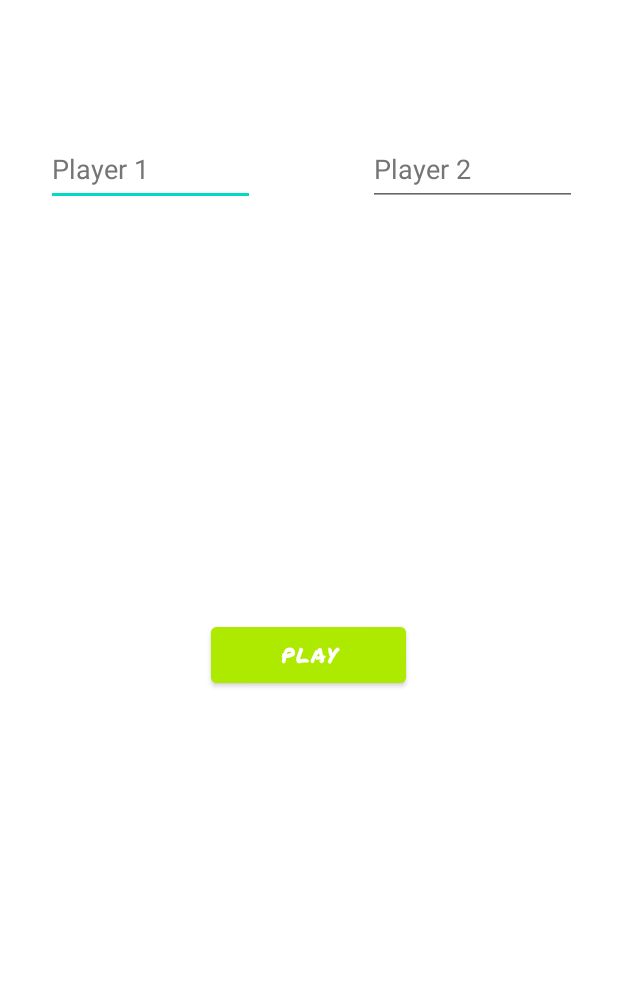
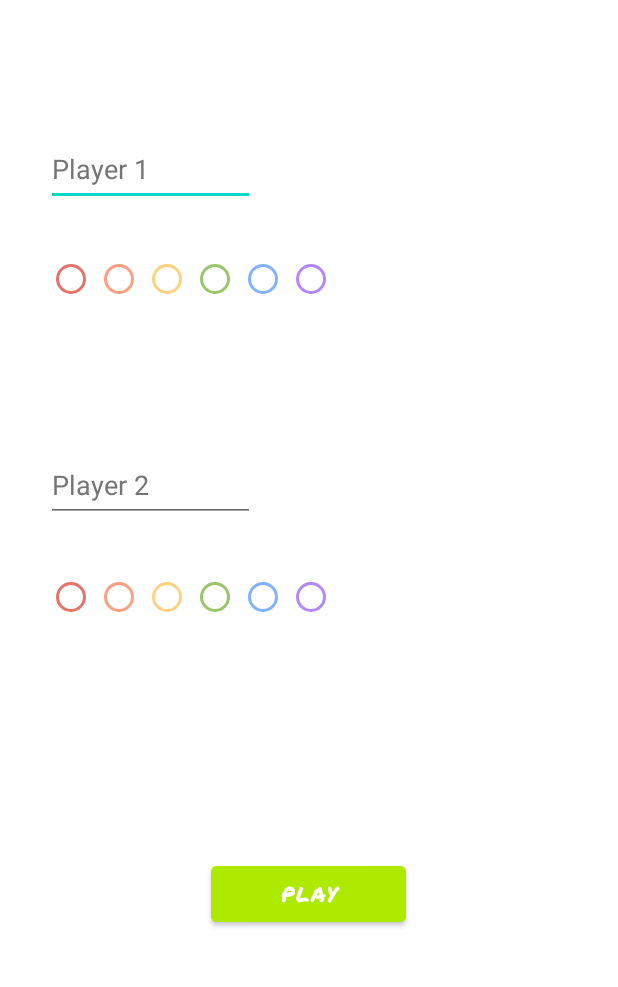
Before and after one commit to 475Group/Box-Battle, an Android app: the SetUpScreenActivity screen opened directly, with no data from a screen before it, on a phone screen of 412 x 824 dp, the part 186-1173 px from its top. Run offline under Robolectric (Android 15) with nearby library versions, the phone set to English and light mode, and no system bars.

Commit message:
added custom player color functionality

```diff
--- a/app/src/main/java/com/example/myapplication/MainActivity.java
+++ b/app/src/main/java/com/example/myapplication/MainActivity.java
@@ -22,6 +22,8 @@ import java.util.ArrayList;
 public class MainActivity extends AppCompatActivity implements View.OnClickListener {
     TextView player1Score, player2Score, player1Text, player2Text, player1Turn, player2Turn;
     String player1Name, player2Name;
+    int player1Color, player2Color;
+
     int player1ScoreValue = 0, player2ScoreValue = 0;
     View previousLine = null;
     int turn = 0;
@@ -32,10 +34,17 @@ public class MainActivity extends AppCompatActivity implements View.OnClickListe
     public void setUpPlayerInfo(){
         if (!(player1Name.equals(""))) {
             player1Text.setText(player1Name);
+
         }
+        player1Text.setTextColor(player1Color);
+        player1Score.setTextColor(player1Color);
+
         if (!(player2Name.equals(""))) {
             player2Text.setText(player2Name);
         }
+        player2Text.setTextColor(player2Color);
+        player2Score.setTextColor(player2Color);
+
     }
 
     @Override
@@ -50,16 +59,19 @@ public class MainActivity extends AppCompatActivity implements View.OnClickListe
             getSupportActionBar().hide();
         }
 
+
         setContentView(R.layout.activity_game_page);
         player1Text = findViewById(R.id.player1Text);
         player1Name = getIntent().getExtras().getString("P1");
+        player1Color = getIntent().getIntExtra("colorP1", -16777216);
         player2Text = findViewById(R.id.player2Text);
         player2Name = getIntent().getExtras().getString("P2");
-        setUpPlayerInfo();
+        player2Color = getIntent().getIntExtra("colorP2", -16777216);
         player1Score = findViewById(R.id.player1Score);
         player2Score = findViewById(R.id.player2Score);
         player1Turn = findViewById(R.id.Player1Turn);
         player2Turn = findViewById(R.id.Player2Turn);
+        setUpPlayerInfo();
         ImageView settingsButton = findViewById(R.id.settingsIcon);
         ImageView infoButton = findViewById(R.id.infoIcon);
 
--- a/app/src/main/java/com/example/myapplication/SetUpScreenActivity.java
+++ b/app/src/main/java/com/example/myapplication/SetUpScreenActivity.java
@@ -8,15 +8,23 @@ import android.view.Window;
 import android.view.WindowManager;
 import android.widget.Button;
 import android.widget.EditText;
+import android.widget.RadioButton;
+import android.widget.RadioGroup;
 import android.widget.TextView;
 
 public class SetUpScreenActivity extends AppCompatActivity {
-
+    RadioGroup radioGroup1;
+    RadioGroup radioGroup2;
+    RadioButton radioButton1;
+    RadioButton radioButton2;
     Button confirmButton;
     EditText inputTextP1;
     EditText inputTextP2;
     String s1;
     String s2;
+    int player1Color;
+    int player2Color;
+
 
 
     @Override
@@ -35,7 +43,8 @@ public class SetUpScreenActivity extends AppCompatActivity {
 
         inputTextP1 = (EditText) findViewById(R.id.inputTextP1);
         inputTextP2 = (EditText) findViewById(R.id.inputTextP2);
-
+        radioGroup1 = findViewById(R.id.radioGroup1);
+        radioGroup2 = findViewById(R.id.radioGroup2);
         confirmButton = findViewById(R.id.confirmButton);
         confirmButton.setOnClickListener(new View.OnClickListener(){
             @Override
@@ -45,6 +54,12 @@ public class SetUpScreenActivity extends AppCompatActivity {
                 s2 = inputTextP2.getText().toString();
                 intent.putExtra("P1", s1);
                 intent.putExtra("P2", s2);
+               radioButton1 = findViewById(radioGroup1.getCheckedRadioButtonId());
+               player1Color = radioButton1.getCurrentTextColor();
+                radioButton2 = findViewById(radioGroup2.getCheckedRadioButtonId());
+                player2Color = radioButton2.getCurrentTextColor();
+                intent.putExtra("colorP1", player1Color);
+                intent.putExtra("colorP2", player2Color);
                 startActivity(intent);
                 finish();
 
@@ -54,8 +69,10 @@ public class SetUpScreenActivity extends AppCompatActivity {
 
     }
 
-    public void openMainActivity(){
-        Intent intent = new Intent(this, MainActivity.class);
-        startActivity(intent);
- }
+
+
+
+
+
+
 }
--- a/app/src/main/res/layout/activity_setup_screen.xml
+++ b/app/src/main/res/layout/activity_setup_screen.xml
@@ -19,7 +19,7 @@
         app:layout_constraintLeft_toLeftOf="parent"
         app:layout_constraintRight_toRightOf="parent"
         app:layout_constraintTop_toTopOf="parent"
-        app:layout_constraintVertical_bias="0.692" />
+        app:layout_constraintVertical_bias="0.898" />
 
     <TextView
         android:id="@+id/textView"
@@ -61,9 +61,127 @@
         android:textColorHint="#757575"
         app:layout_constraintBottom_toBottomOf="parent"
         app:layout_constraintEnd_toEndOf="parent"
-        app:layout_constraintHorizontal_bias="0.9"
+        app:layout_constraintHorizontal_bias="0.113"
         app:layout_constraintStart_toStartOf="parent"
         app:layout_constraintTop_toTopOf="parent"
-        app:layout_constraintVertical_bias="0.274" />
+        app:layout_constraintVertical_bias="0.546" />
+
+    <RadioGroup
+        android:id="@+id/radioGroup2"
+        android:layout_width="wrap_content"
+        android:layout_height="54dp"
+        android:orientation="horizontal"
+        app:layout_constraintBottom_toBottomOf="parent"
+        app:layout_constraintEnd_toEndOf="parent"
+        app:layout_constraintHorizontal_bias="0.141"
+        app:layout_constraintStart_toStartOf="parent"
+        app:layout_constraintTop_toTopOf="parent"
+        app:layout_constraintVertical_bias="0.657">
+
+        <RadioButton
+            android:id="@+id/redp2"
+            android:layout_width="32dp"
+            android:layout_height="32dp"
+            android:buttonTint="#E67268"
+            android:textColor="#E67268" />
+
+        <RadioButton
+            android:id="@+id/orangep2"
+            android:layout_width="32dp"
+            android:layout_height="32dp"
+            android:buttonTint="#FF9E80"
+            android:textColor="#FF9E80" />
+
+        <RadioButton
+            android:id="@+id/yellowp2"
+            android:layout_width="32dp"
+            android:layout_height="32dp"
+            android:buttonTint="#FFD180"
+            android:textColor="#FFE57F" />
+
+        <RadioButton
+            android:id="@+id/greenp2"
+            android:layout_width="32dp"
+            android:layout_height="32dp"
+            android:buttonTint="#9AC568"
+            android:textColor="#9AC568" />
+
+        <RadioButton
+            android:id="@+id/bluep2"
+            android:layout_width="32dp"
+            android:layout_height="32dp"
+            android:buttonTint="#82B1FF"
+            android:textColor="#82B1FF" />
+
+        <RadioButton
+            android:id="@+id/purplep2"
+            android:layout_width="32dp"
+            android:layout_height="32dp"
+            android:buttonTint="#B388FF"
+            android:textColor="#B388FF" />
+
+    </RadioGroup>
+
+    <RadioGroup
+        android:id="@+id/radioGroup1"
+        android:layout_width="wrap_content"
+        android:layout_height="54dp"
+        android:orientation="horizontal"
+        app:layout_constraintBottom_toBottomOf="parent"
+        app:layout_constraintEnd_toEndOf="parent"
+        app:layout_constraintHorizontal_bias="0.141"
+        app:layout_constraintStart_toStartOf="parent"
+        app:layout_constraintTop_toTopOf="parent"
+        app:layout_constraintVertical_bias="0.382">
+
+        <RadioButton
+            android:id="@+id/redp1"
+            android:layout_width="32dp"
+            android:layout_height="32dp"
+            android:layout_weight="1"
+            android:buttonTint="#E67268"
+            android:textColor="#E67268" />
+
+        <RadioButton
+            android:id="@+id/orangep1"
+            android:layout_width="32dp"
+            android:layout_height="32dp"
+            android:layout_weight="1"
+            android:buttonTint="#FF9E80"
+            android:textColor="#FF9E80" />
+
+        <RadioButton
+            android:id="@+id/yellowp1"
+            android:layout_width="32dp"
+            android:layout_height="32dp"
+            android:layout_weight="1"
+            android:buttonTint="#FFD180"
+            android:textColor="#FFE57F" />
+
+        <RadioButton
+            android:id="@+id/greenp1"
+            android:layout_width="32dp"
+            android:layout_height="32dp"
+            android:layout_weight="1"
+            android:buttonTint="#9AC568"
+            android:textColor="#9AC568" />
+
+        <RadioButton
+            android:id="@+id/bluep1"
+            android:layout_width="32dp"
+            android:layout_height="32dp"
+            android:layout_weight="1"
+            android:buttonTint="#82B1FF"
+            android:textColor="#82B1FF" />
+
+        <RadioButton
+            android:id="@+id/purplep1"
+            android:layout_width="32dp"
+            android:layout_height="32dp"
+            android:layout_weight="1"
+            android:buttonTint="#B388FF"
+            android:textColor="#B388FF" />
+
+    </RadioGroup>
 
 </androidx.constraintlayout.widget.ConstraintLayout>
```
